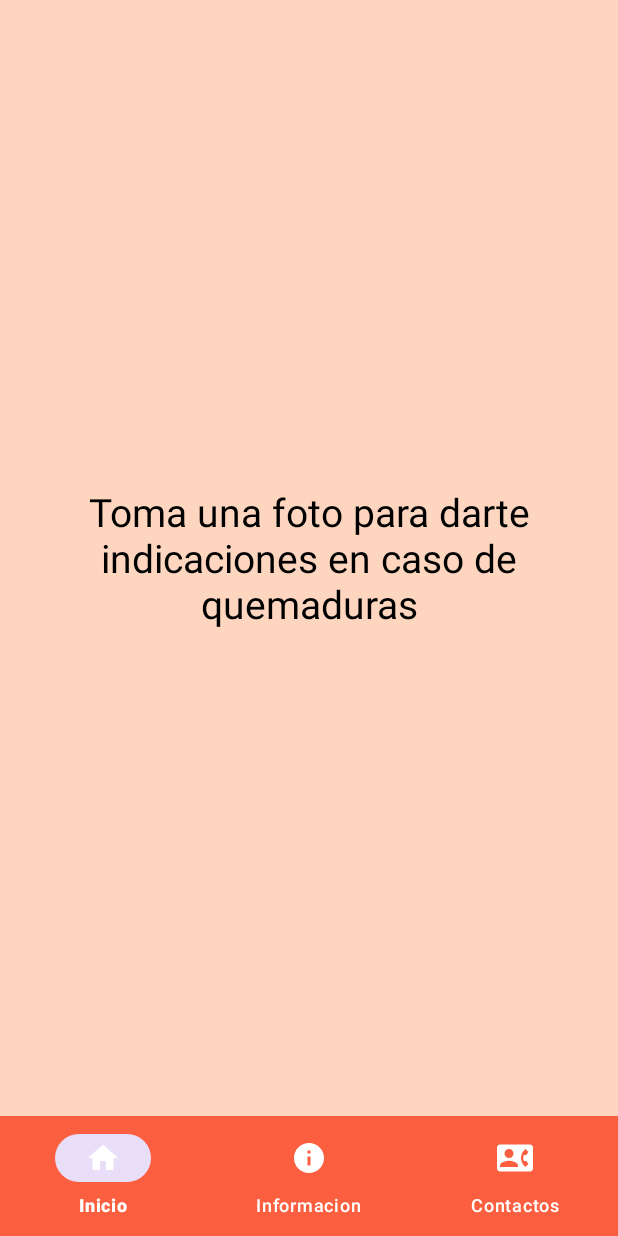
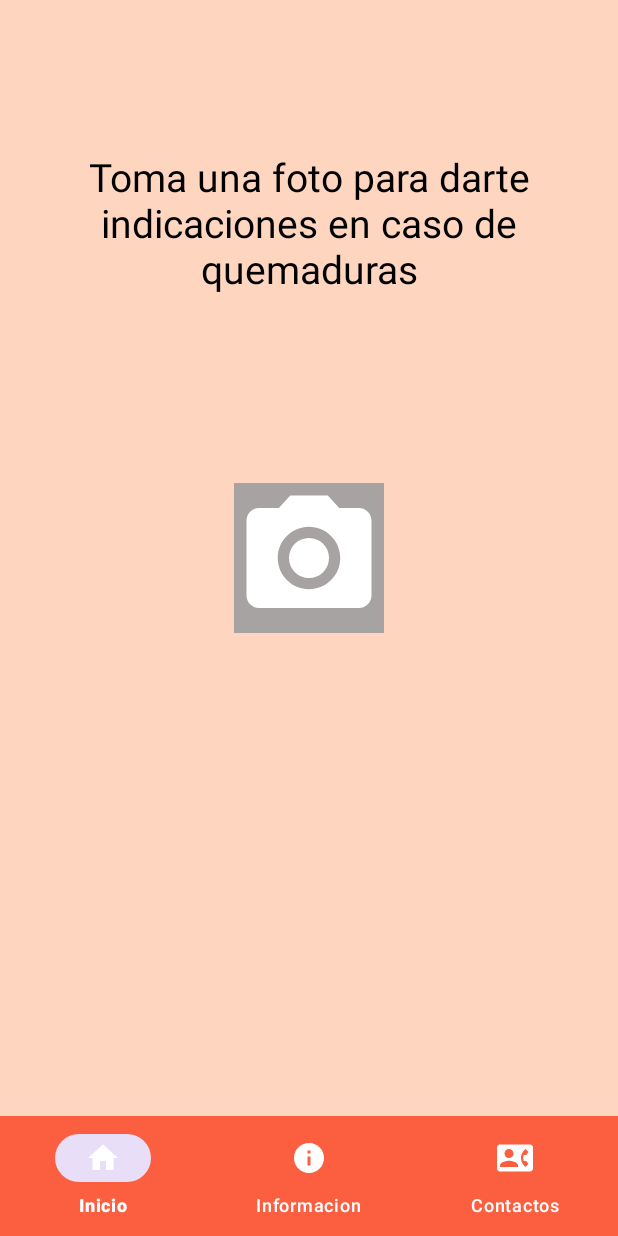
Before and after one commit to KarlaReyes08/appsalud, an Android app: the screen it shows after launch (MainActivity), on a phone screen of 412 x 824 dp. Run offline under Robolectric (Android 15) with nearby library versions, the phone set to English and light mode, and no system bars.

```diff
--- a/app/src/main/java/com/entrenamiento/appsalud/InicioFragment.java
+++ b/app/src/main/java/com/entrenamiento/appsalud/InicioFragment.java
@@ -1,12 +1,17 @@
 package com.entrenamiento.appsalud;
 
+import android.content.Intent;
 import android.os.Bundle;
 
+import androidx.annotation.NonNull;
+import androidx.annotation.Nullable;
 import androidx.fragment.app.Fragment;
 
+import android.provider.MediaStore;
 import android.view.LayoutInflater;
 import android.view.View;
 import android.view.ViewGroup;
+import android.widget.ImageView;
 
 /**
  * A simple {@link Fragment} subclass.
@@ -14,6 +19,34 @@ import android.view.ViewGroup;
  * create an instance of this fragment.
  */
 public class InicioFragment extends Fragment {
+    private static final int REQUEST_IMAGE_CAPTURE = 0;
+    private ImageView imgView;
+
+    @Nullable
+    @Override
+    public View onCreateView(@NonNull LayoutInflater inflater, @Nullable ViewGroup container,
+                             @Nullable Bundle savedInstanceState) {
+        View view = inflater.inflate(R.layout.fragment_inicio, container, false);
+
+        imgView = view.findViewById(R.id.btnCamara);
+        imgView.setOnClickListener(new View.OnClickListener() {
+            @Override
+            public void onClick(View v) {
+                abrirCamara();
+            }
+        });
+
+        return view;
+    }
+
+    private void abrirCamara() {
+        // Lo demás del código es igual al ejemplo anterior
+        Intent takePictureIntent = new Intent(MediaStore.ACTION_IMAGE_CAPTURE);
+        if (takePictureIntent.resolveActivity(getActivity().getPackageManager()) != null) {
+            startActivityForResult(takePictureIntent, REQUEST_IMAGE_CAPTURE);
+        }
+    }
+
 
     // TODO: Rename parameter arguments, choose names that match
     // the fragment initialization parameters, e.g. ARG_ITEM_NUMBER
@@ -55,10 +88,4 @@ public class InicioFragment extends Fragment {
         }
     }
 
-    @Override
-    public View onCreateView(LayoutInflater inflater, ViewGroup container,
-                             Bundle savedInstanceState) {
-        // Inflate the layout for this fragment
-        return inflater.inflate(R.layout.fragment_inicio, container, false);
-    }
 }
--- a/app/src/main/java/com/entrenamiento/appsalud/MainActivity.java
+++ b/app/src/main/java/com/entrenamiento/appsalud/MainActivity.java
@@ -1,5 +1,8 @@
 package com.entrenamiento.appsalud;
+import android.annotation.SuppressLint;
 import android.os.Bundle;
+import android.widget.ImageView;
+
 import androidx.activity.EdgeToEdge;
 import androidx.appcompat.app.AppCompatActivity;
 import androidx.core.graphics.Insets;
@@ -13,6 +16,8 @@ import com.entrenamiento.appsalud.databinding.ActivityMainBinding;
 
 public class MainActivity extends AppCompatActivity {
 
+
+    //aqui es donde estoy llamando el binding
     ActivityMainBinding binding;
     @Override
     protected void onCreate(Bundle savedInstanceState) {
@@ -34,6 +39,7 @@ public class MainActivity extends AppCompatActivity {
             }
             return true;
         });
+
         }
 
     private void replaceFragment(Fragment fragment)
@@ -44,4 +50,8 @@ public class MainActivity extends AppCompatActivity {
         fragmentTransaction.commit();
 
     }
+
+    public void AbrirCamara (){
+
+    }
 }
--- a/app/src/main/res/drawable/baseline_photo_camera_24.xml
+++ b/app/src/main/res/drawable/baseline_photo_camera_24.xml
@@ -1,6 +1,6 @@
 <vector xmlns:android="http://schemas.android.com/apk/res/android" android:height="24dp" android:tint="#FFFFFF" android:viewportHeight="24" android:viewportWidth="24" android:width="24dp">
 
-    <path android:fillColor="@android:color/white" android:pathData="M12,12m-3.2,0a3.2,3.2 0,1 1,6.4 0a3.2,3.2 0,1 1,-6.4 0"/>
+    <path android:fillColor="@color/white" android:pathData="M12,12m-3.2,0a3.2,3.2 0,1 1,6.4 0a3.2,3.2 0,1 1,-6.4 0"/>
 
     <path android:fillColor="@android:color/white" android:pathData="M9,2L7.17,4L4,4c-1.1,0 -2,0.9 -2,2v12c0,1.1 0.9,2 2,2h16c1.1,0 2,-0.9 2,-2L22,6c0,-1.1 -0.9,-2 -2,-2h-3.17L15,2L9,2zM12,17c-2.76,0 -5,-2.24 -5,-5s2.24,-5 5,-5 5,2.24 5,5 -2.24,5 -5,5z"/>
 
--- a/app/src/main/res/layout/fragment_inicio.xml
+++ b/app/src/main/res/layout/fragment_inicio.xml
@@ -12,10 +12,23 @@
     <TextView
         android:layout_width="wrap_content"
         android:layout_height="wrap_content"
-        android:layout_gravity="center"
+        android:layout_marginTop="100dp"
         android:text="Toma una foto para darte indicaciones en caso de quemaduras"
         android:textAlignment="center"
         android:textColor="#000000"
         android:textSize="26sp" />
 
+    <ImageView
+        android:id="@+id/btnCamara"
+        android:layout_width="100dp"
+        android:layout_height="100dp"
+        android:layout_gravity="center"
+        android:layout_marginTop="0dp"
+        android:background="#A8A3A3"
+        android:clickable="false"
+        android:gravity="center"
+        android:onClick="abrirCamara"
+        android:src="@drawable/baseline_photo_camera_24" />
+
+
 </FrameLayout>
```
